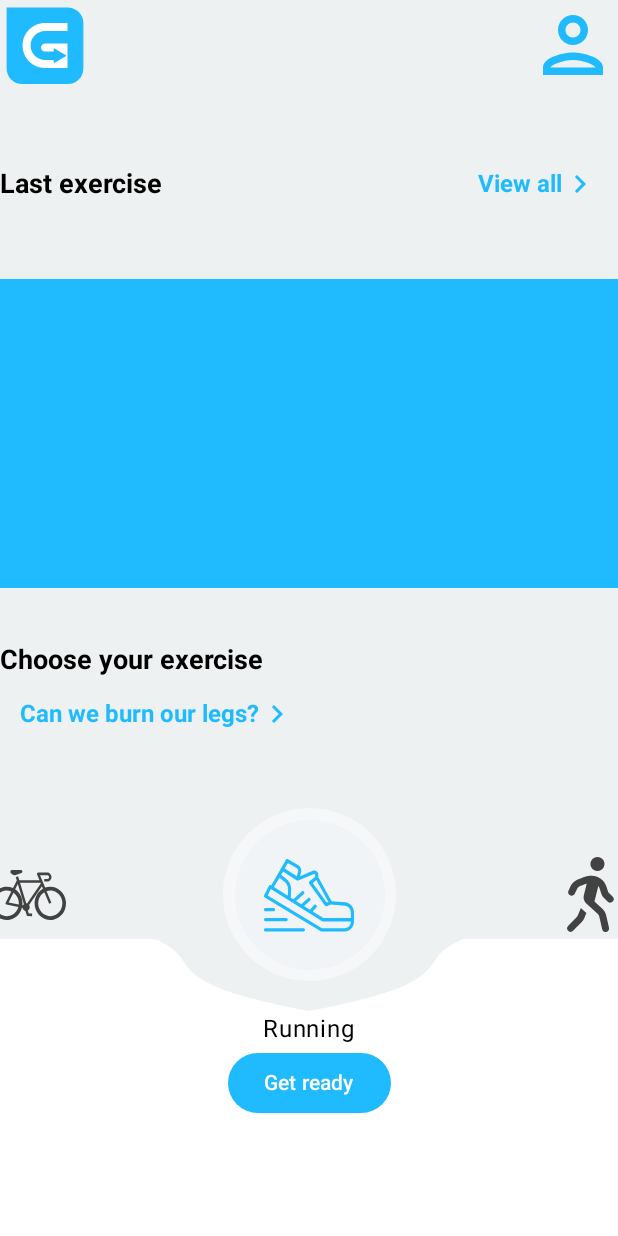
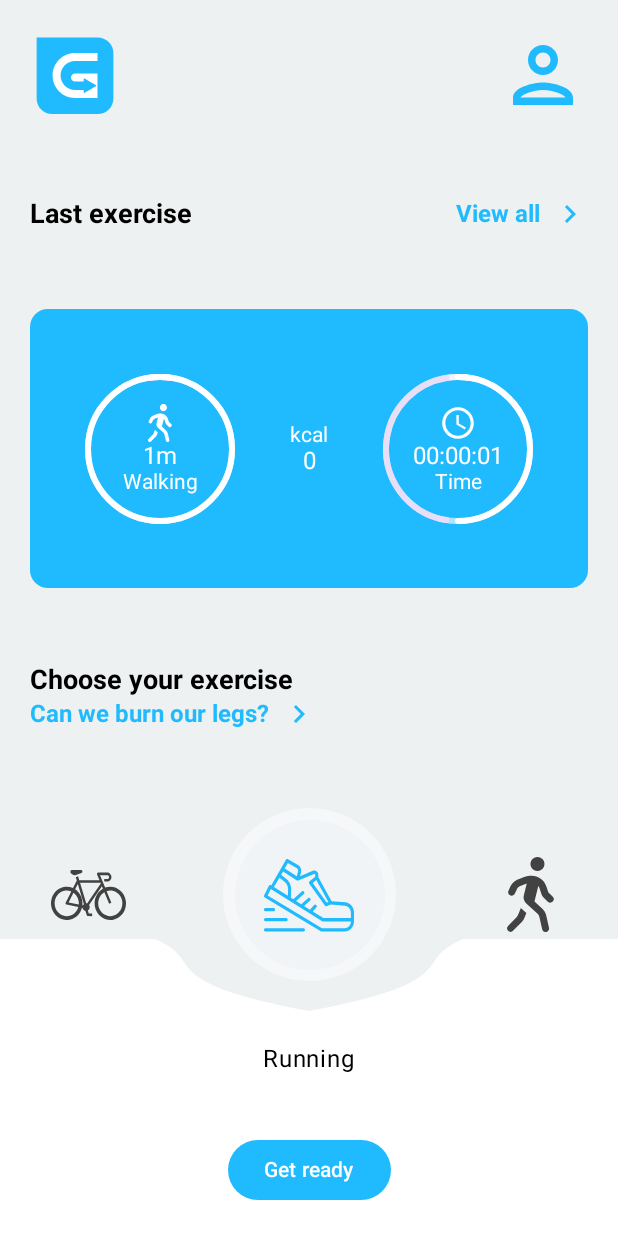
Before and after one commit to hyperether/getgoing-kmp, an Android app built with Jetpack Compose: the @Preview function GGSPreview, on a phone screen of 412 x 824 dp. Run offline under Robolectric (Android 15) with nearby library versions, the light colour scheme and no system bars; our stand-ins replace Room's generated code.

Commit message:
Design last route view

```diff
--- a/androidApp/build.gradle.kts
+++ b/androidApp/build.gradle.kts
@@ -53,6 +53,7 @@
     implementation(libs.compose.ui)
     implementation(libs.compose.ui.tooling.preview)
     implementation(libs.compose.material3)
+    implementation(libs.compose.icons)
     implementation(libs.androidx.activity.compose)
     implementation(libs.androidx.lifecycle.runtime.ktx)
     implementation(platform(libs.androidx.compose.bom))
--- a/androidApp/src/main/java/com/hyperether/getgoing_kmp/android/presentation/scenes/getgoing/GetGoingScreen.kt
+++ b/androidApp/src/main/java/com/hyperether/getgoing_kmp/android/presentation/scenes/getgoing/GetGoingScreen.kt
@@ -3,14 +3,15 @@
 import androidx.compose.foundation.layout.Arrangement
 import androidx.compose.foundation.layout.Column
 import androidx.compose.foundation.layout.Row
-import androidx.compose.foundation.layout.Spacer
 import androidx.compose.foundation.layout.fillMaxSize
 import androidx.compose.foundation.layout.fillMaxWidth
 import androidx.compose.foundation.layout.height
+import androidx.compose.foundation.layout.padding
 import androidx.compose.material.icons.Icons
 import androidx.compose.material.icons.filled.KeyboardArrowRight
 import androidx.compose.material3.Text
 import androidx.compose.runtime.Composable
+import androidx.compose.runtime.LaunchedEffect
 import androidx.compose.ui.Alignment
 import androidx.compose.ui.Modifier
 import androidx.compose.ui.res.stringResource
@@ -20,9 +21,9 @@
 import com.hyperether.getgoing_kmp.android.presentation.mock.MockRepo
 import com.hyperether.getgoing_kmp.android.presentation.navigation.Screen
 import com.hyperether.getgoing_kmp.android.presentation.ui.components.BoldLargeText
-import com.hyperether.getgoing_kmp.android.presentation.ui.components.ButtonTextIcon
 import com.hyperether.getgoing_kmp.android.presentation.ui.components.EndlessListExercise
 import com.hyperether.getgoing_kmp.android.presentation.ui.components.LastExercise
+import com.hyperether.getgoing_kmp.android.presentation.ui.components.LinkWithIcon
 import com.hyperether.getgoing_kmp.android.presentation.ui.components.Logo
 import com.hyperether.getgoing_kmp.android.presentation.ui.components.PrimaryButton
 import com.hyperether.getgoing_kmp.android.presentation.ui.components.Profile
@@ -36,6 +37,9 @@
     start: (Int) -> Unit = {},
     navigateTo: (String) -> Unit = {}
 ) {
+    LaunchedEffect(true) {
+        viewModel.getLastRoute()
+    }
     Column(
         modifier = Modifier.fillMaxSize(),
         verticalArrangement = Arrangement.SpaceBetween,
@@ -43,7 +47,15 @@
     ) {
 
         ShapedColumn(
-            modifier = Modifier.weight(1f),
+            modifier = Modifier
+                .weight(1f)
+                .fillMaxWidth(),
+            verticalArrangement = Arrangement.SpaceBetween
+        ) {
+            Column(
+                modifier = Modifier
+                    .fillMaxSize()
+                    .padding(20.dp),
                 verticalArrangement = Arrangement.SpaceBetween
             ) {
                 Row(
@@ -63,15 +75,15 @@
                     verticalAlignment = Alignment.CenterVertically
                 ) {
                     BoldLargeText(text = stringResource(R.string.last_exercise))
-                ButtonTextIcon("View all", Icons.Default.KeyboardArrowRight)
+                    LinkWithIcon("View all", Icons.Default.KeyboardArrowRight)
                 }
 
-            LastExercise()
+                LastExercise(viewModel.lastRoute.value)
 
 
                 Column {
                     BoldLargeText(text = "Choose your exercise")
-                ButtonTextIcon(text = "Can we burn our legs?")
+                    LinkWithIcon(text = "Can we burn our legs?")
                 }
 
 
@@ -80,14 +92,17 @@
                 ) {
                     viewModel.selectExercise(it)
                 }
+            }
 
         }
 
         Column(
             modifier = Modifier
                 .fillMaxWidth()
-                .height(150.dp),
-            horizontalAlignment = Alignment.CenterHorizontally
+                .height(150.dp)
+                .padding(20.dp),
+            horizontalAlignment = Alignment.CenterHorizontally,
+            verticalArrangement = Arrangement.SpaceBetween
         ) {
             Text(text = viewModel.exerciseState.value)
 
--- a/androidApp/src/main/java/com/hyperether/getgoing_kmp/android/presentation/scenes/getgoing/GetGoingViewModel.kt
+++ b/androidApp/src/main/java/com/hyperether/getgoing_kmp/android/presentation/scenes/getgoing/GetGoingViewModel.kt
@@ -8,11 +8,13 @@
 import com.hyperether.getgoing_kmp.model.User
 import com.hyperether.getgoing_kmp.model.UserGender
 import com.hyperether.getgoing_kmp.repository.GgRepository
+import com.hyperether.getgoing_kmp.repository.room.Route
 import kotlinx.coroutines.launch
 
 class GetGoingViewModel(val repository: GgRepository = App.getRepository()) : ViewModel() {
 
     val exerciseState = mutableStateOf("")
+    var lastRoute = mutableStateOf<Route?>(null)
     var userId: Long = 0
     private var selectedExercise = ExerciseType.WALKING
 
@@ -40,4 +42,8 @@
     fun getSelectedExerciseId(): Int {
         return selectedExercise.id
     }
+
+    suspend fun getLastRoute() {
+        lastRoute.value = repository.getLastRoute()
+    }
 }
--- a/androidApp/src/main/java/com/hyperether/getgoing_kmp/android/presentation/ui/components/Buttons.kt
+++ b/androidApp/src/main/java/com/hyperether/getgoing_kmp/android/presentation/ui/components/Buttons.kt
@@ -1,6 +1,7 @@
 package com.hyperether.getgoing_kmp.android.presentation.ui.components
 
-import androidx.compose.foundation.layout.defaultMinSize
+import androidx.compose.foundation.clickable
+import androidx.compose.foundation.layout.Row
 import androidx.compose.foundation.layout.padding
 import androidx.compose.foundation.layout.size
 import androidx.compose.foundation.shape.RoundedCornerShape
@@ -17,6 +18,7 @@
 import androidx.compose.material3.Text
 import androidx.compose.material3.TextButton
 import androidx.compose.runtime.Composable
+import androidx.compose.ui.Alignment
 import androidx.compose.ui.Modifier
 import androidx.compose.ui.graphics.vector.ImageVector
 import androidx.compose.ui.res.stringResource
@@ -27,11 +29,10 @@
 import com.hyperether.getgoing_kmp.android.R
 
 @Composable
-fun ButtonTextIcon(text: String, icon: ImageVector? = null, click: () -> Unit = {}) {
-    TextButton(
-        onClick = { click() }, modifier = Modifier
-            .defaultMinSize(1.dp)
-            .padding(1.dp)
+fun LinkWithIcon(text: String, icon: ImageVector? = null, click: () -> Unit = {}) {
+    Row(
+        Modifier.clickable { click() },
+        verticalAlignment = Alignment.CenterVertically
     ) {
         Text(
             text = text,
@@ -44,7 +45,8 @@
         Icon(
             imageVector = icon ?: Icons.Filled.KeyboardArrowRight,
             contentDescription = "Button icon",
-            tint = MaterialTheme.colorScheme.primary
+            tint = MaterialTheme.colorScheme.primary,
+            modifier = Modifier.padding(start = 8.dp)
         )
     }
 }
--- a/androidApp/src/main/java/com/hyperether/getgoing_kmp/android/presentation/ui/components/ContainerComponents.kt
+++ b/androidApp/src/main/java/com/hyperether/getgoing_kmp/android/presentation/ui/components/ContainerComponents.kt
@@ -12,11 +12,14 @@
 import androidx.compose.foundation.layout.fillMaxSize
 import androidx.compose.foundation.layout.fillMaxWidth
 import androidx.compose.foundation.layout.height
-import androidx.compose.foundation.layout.padding
 import androidx.compose.foundation.layout.size
 import androidx.compose.foundation.pager.HorizontalPager
 import androidx.compose.foundation.pager.rememberPagerState
 import androidx.compose.foundation.shape.CircleShape
+import androidx.compose.foundation.shape.RoundedCornerShape
+import androidx.compose.material.icons.Icons
+import androidx.compose.material.icons.filled.AccessTime
+import androidx.compose.material3.CircularProgressIndicator
 import androidx.compose.material3.Icon
 import androidx.compose.material3.MaterialTheme
 import androidx.compose.material3.Text
@@ -35,10 +38,16 @@
 import androidx.compose.ui.graphics.drawscope.Fill
 import androidx.compose.ui.res.painterResource
 import androidx.compose.ui.res.stringResource
+import androidx.compose.ui.text.TextStyle
+import androidx.compose.ui.text.font.FontSynthesis
 import androidx.compose.ui.tooling.preview.Preview
 import androidx.compose.ui.unit.dp
+import androidx.compose.ui.unit.sp
+import com.hyperether.getgoing_kmp.android.R
 import com.hyperether.getgoing_kmp.android.presentation.ui.theme.GetgoingkmpTheme
+import com.hyperether.getgoing_kmp.android.util.Conversion
 import com.hyperether.getgoing_kmp.android.util.ExerciseType
+import com.hyperether.getgoing_kmp.repository.room.Route
 
 
 @Composable
@@ -82,13 +91,138 @@
 }
 
 @Composable
-fun LastExercise() {
+fun LastExercise(route: Route? = null) {
     Box(
         modifier = Modifier
             .fillMaxWidth()
             .aspectRatio(2f)
-            .background(color = MaterialTheme.colorScheme.primary)
-    )
+            .clip(RoundedCornerShape(12.dp))
+            .background(color = MaterialTheme.colorScheme.primary),
+        contentAlignment = Alignment.Center
+    ) {
+        route?.let { r ->
+            Row(
+                modifier = Modifier.fillMaxWidth(),
+                verticalAlignment = Alignment.CenterVertically,
+                horizontalArrangement = Arrangement.SpaceEvenly
+            ) {
+                val exercise = ExerciseType.entries.find { it.id == r.activity_id }
+                ProgressWithIconAndText(
+                    exercise,
+                    "${r.length.toInt()}m",
+                    (r.length / r.goal).toFloat()
+                )
+
+                Column(
+                    verticalArrangement = Arrangement.Center,
+                    horizontalAlignment = Alignment.CenterHorizontally
+                ) {
+                    Text(
+                        text = "kcal",
+                        fontSize = 14.sp,
+                        style = TextStyle.Default.copy(
+                            fontSynthesis = FontSynthesis.None,
+                            color = MaterialTheme.colorScheme.onPrimary
+                        )
+                    )
+                    Text(
+                        text = "0",
+                        fontSize = 16.sp,
+                        style = TextStyle.Default.copy(
+                            fontSynthesis = FontSynthesis.None,
+                            color = MaterialTheme.colorScheme.onPrimary
+                        )
+                    )
+                }
+
+                ProgressWithIconAndText(
+                    null,
+                    Conversion.getDurationString(route.duration),
+                    0.5f
+                )
+            }
+        }
+    }
+}
+
+@Composable
+fun ProgressWithIconAndText(
+    type: ExerciseType? = null,
+    textValue: String,
+    progress: Float
+) {
+    Box(modifier = Modifier.size(100.dp), contentAlignment = Alignment.Center) {
+        CircularProgressIndicator(
+            progress = { 1f },
+            modifier = Modifier.size(100.dp),
+            color = MaterialTheme.colorScheme.surfaceVariant
+        )
+        CircularProgressIndicator(
+            progress = { progress },
+            modifier = Modifier.size(100.dp),
+            color = MaterialTheme.colorScheme.onPrimary
+        )
+        Column(
+            modifier = Modifier.size(100.dp),
+            verticalArrangement = Arrangement.Center,
+            horizontalAlignment = Alignment.CenterHorizontally
+        ) {
+            when (type) {
+                ExerciseType.RUNNING -> {
+                    Icon(
+                        modifier = Modifier.size(25.dp),
+                        painter = painterResource(id = R.drawable.ic_light_running_white),
+                        contentDescription = "Activity icon",
+                        tint = MaterialTheme.colorScheme.onPrimary
+                    )
+                }
+
+                ExerciseType.WALKING -> {
+                    Icon(
+                        modifier = Modifier.size(25.dp),
+                        painter = painterResource(id = R.drawable.ic_walking_white),
+                        contentDescription = "Activity icon",
+                        tint = MaterialTheme.colorScheme.onPrimary
+                    )
+                }
+
+                ExerciseType.CYCLING -> {
+                    Icon(
+                        modifier = Modifier.size(25.dp),
+                        painter = painterResource(id = R.drawable.ic_bicycling_white),
+                        contentDescription = "Activity icon",
+                        tint = MaterialTheme.colorScheme.onPrimary
+                    )
+                }
+
+                null -> {
+                    Icon(
+                        modifier = Modifier.size(25.dp),
+                        imageVector = Icons.Default.AccessTime,
+                        contentDescription = "Activity icon",
+                        tint = MaterialTheme.colorScheme.onPrimary
+                    )
+                }
+            }
+
+            Text(
+                text = textValue,
+                fontSize = 16.sp,
+                style = TextStyle.Default.copy(
+                    fontSynthesis = FontSynthesis.None,
+                    color = MaterialTheme.colorScheme.onPrimary
+                )
+            )
+            Text(
+                text = type?.value ?: "Time",
+                fontSize = 14.sp,
+                style = TextStyle.Default.copy(
+                    fontSynthesis = FontSynthesis.None,
+                    color = MaterialTheme.colorScheme.onPrimary
+                )
+            )
+        }
+    }
 }
 
 @Composable
@@ -179,8 +313,7 @@
             .drawBehind {
                 val path = generateGGPath(size)
                 drawPath(path = path, color = color, style = Fill)
-            }
-            .padding(bottom = 20.dp),
+            },
         verticalArrangement = verticalArrangement
     ) {
         content()
@@ -201,6 +334,8 @@
             ShapedColumn(Modifier, Arrangement.SpaceBetween) {
                 Box(modifier = Modifier.size(300.dp))
             }
+
+            LastExercise()
         }
     }
 }
--- a/androidApp/src/main/java/com/hyperether/getgoing_kmp/android/presentation/ui/theme/Color.kt
+++ b/androidApp/src/main/java/com/hyperether/getgoing_kmp/android/presentation/ui/theme/Color.kt
@@ -9,3 +9,4 @@
 val Tertiary = Color(0xFF424242)
 val SurfaceContainerLowest = Color(0x80FFFEFF)
 val SurfaceContainerLow = Color(0xFFf0f4f7)
+val transparentProgress = Color(0x9fffffff)
--- a/androidApp/src/main/java/com/hyperether/getgoing_kmp/android/presentation/ui/theme/Theme.kt
+++ b/androidApp/src/main/java/com/hyperether/getgoing_kmp/android/presentation/ui/theme/Theme.kt
@@ -21,7 +21,8 @@
     onBackground = BlackLight,
     onPrimary = Color.White,
     surfaceContainerLowest = SurfaceContainerLowest,
-    surfaceContainerLow = SurfaceContainerLow
+    surfaceContainerLow = SurfaceContainerLow,
+    surfaceVariant = transparentProgress
 
 )
 
@@ -34,7 +35,8 @@
     onBackground = BlackLight,
     onPrimary = Color.White,
     surfaceContainerLowest = SurfaceContainerLowest,
-    surfaceContainerLow = SurfaceContainerLow
+    surfaceContainerLow = SurfaceContainerLow,
+    surfaceVariant = transparentProgress
 
     /* Other default colors to override
     background = Color(0xFFFFFBFE),
--- a/gradle/libs.versions.toml
+++ b/gradle/libs.versions.toml
@@ -43,6 +43,7 @@
 kotlin-test = { module = "org.jetbrains.kotlin:kotlin-test", version.ref = "kotlin" }
 androidx-activity-compose = { module = "androidx.activity:activity-compose", version.ref = "androidx-activityCompose" }
 compose-ui = { module = "androidx.compose.ui:ui", version.ref = "compose" }
+compose-icons = { module = "androidx.compose.material:material-icons-extended", version.ref = "compose" }
 compose-ui-tooling = { module = "androidx.compose.ui:ui-tooling", version.ref = "compose" }
 compose-ui-tooling-preview = { module = "androidx.compose.ui:ui-tooling-preview", version.ref = "compose" }
 compose-foundation = { module = "androidx.compose.foundation:foundation", version.ref = "compose" }
```
Lines whose indentation alone changed are shown as unchanged.
